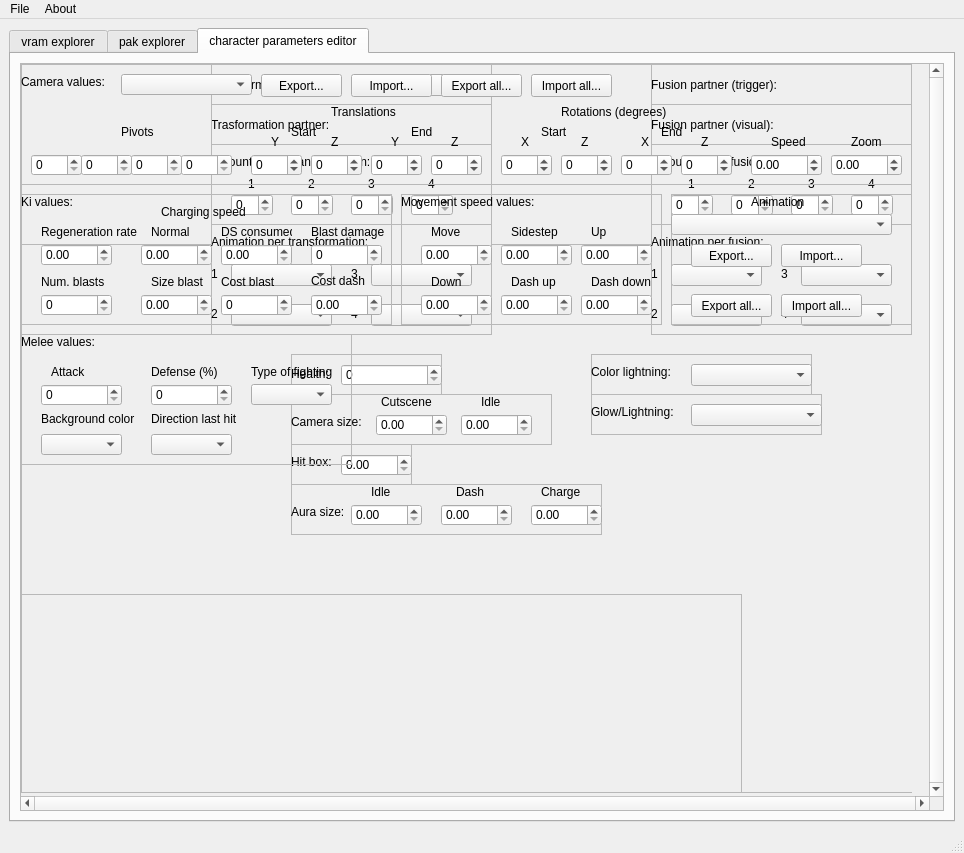
Above: lib/design/Raging_tools.ui from adsl14/Raging-tools before the change. Below: the same form after it.
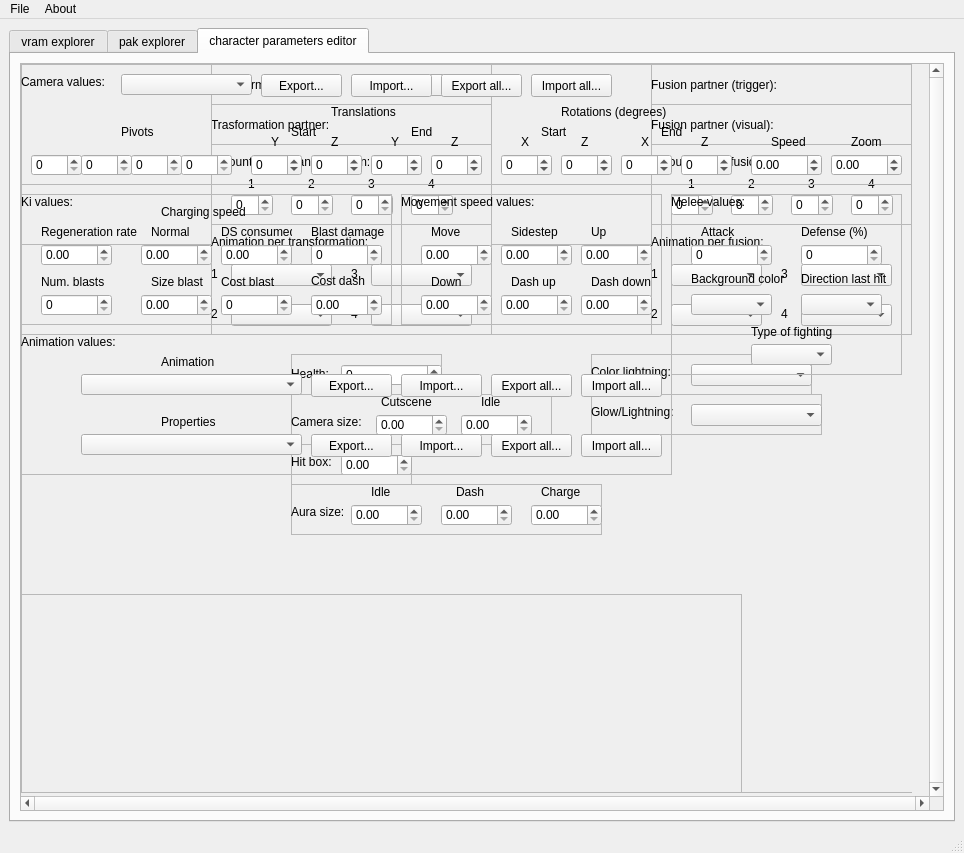
That is the form after the change. The open tabs and pages were chosen to show the change. Icons and pictures are not drawn.

Patch:
```diff
--- a/lib/design/Raging_tools.ui
+++ b/lib/design/Raging_tools.ui
@@ -4100,10 +4100,10 @@
             <widget class="QFrame" name="melee_values">
              <property name="geometry">
               <rect>
-               <x>0</x>
-               <y>270</y>
-               <width>331</width>
-               <height>131</height>
+               <x>650</x>
+               <y>130</y>
+               <width>231</width>
+               <height>181</height>
               </rect>
              </property>
              <property name="frameShape">
@@ -4213,8 +4213,8 @@
              <widget class="QLabel" name="type_fighting_text">
               <property name="geometry">
                <rect>
-                <x>230</x>
-                <y>30</y>
+                <x>80</x>
+                <y>130</y>
                 <width>91</width>
                 <height>16</height>
                </rect>
@@ -4229,8 +4229,8 @@
              <widget class="QComboBox" name="type_fighting_value">
               <property name="geometry">
                <rect>
-                <x>230</x>
-                <y>50</y>
+                <x>80</x>
+                <y>150</y>
                 <width>81</width>
                 <height>21</height>
                </rect>
@@ -5017,10 +5017,10 @@
             <widget class="QFrame" name="animation_values">
              <property name="geometry">
               <rect>
-               <x>650</x>
-               <y>130</y>
-               <width>241</width>
-               <height>131</height>
+               <x>0</x>
+               <y>270</y>
+               <width>651</width>
+               <height>141</height>
               </rect>
              </property>
              <property name="frameShape">
@@ -5029,24 +5029,24 @@
              <property name="frameShadow">
               <enum>QFrame::Raised</enum>
              </property>
-             <widget class="QLabel" name="animation_text">
+             <widget class="QLabel" name="animation_text_title">
               <property name="geometry">
                <rect>
-                <x>80</x>
+                <x>0</x>
                 <y>0</y>
-                <width>71</width>
+                <width>111</width>
                 <height>16</height>
                </rect>
               </property>
               <property name="text">
-               <string>Animation</string>
+               <string>Animation values:</string>
               </property>
              </widget>
              <widget class="QPushButton" name="exportAllAnimationButton">
               <property name="geometry">
                <rect>
-                <x>20</x>
-                <y>100</y>
+                <x>470</x>
+                <y>40</y>
                 <width>81</width>
                 <height>23</height>
                </rect>
@@ -5058,8 +5058,8 @@
              <widget class="QPushButton" name="importAllAnimationButton">
               <property name="geometry">
                <rect>
-                <x>110</x>
-                <y>100</y>
+                <x>560</x>
+                <y>40</y>
                 <width>81</width>
                 <height>23</height>
                </rect>
@@ -5071,8 +5071,8 @@
              <widget class="QPushButton" name="importAnimationButton">
               <property name="geometry">
                <rect>
-                <x>110</x>
-                <y>50</y>
+                <x>380</x>
+                <y>40</y>
                 <width>81</width>
                 <height>23</height>
                </rect>
@@ -5084,8 +5084,8 @@
              <widget class="QComboBox" name="animation_type">
               <property name="geometry">
                <rect>
-                <x>0</x>
-                <y>20</y>
+                <x>60</x>
+                <y>40</y>
                 <width>221</width>
                 <height>21</height>
                </rect>
@@ -5094,8 +5094,8 @@
              <widget class="QPushButton" name="exportAnimationButton">
               <property name="geometry">
                <rect>
-                <x>20</x>
-                <y>50</y>
+                <x>290</x>
+                <y>40</y>
                 <width>81</width>
                 <height>23</height>
                </rect>
@@ -5104,6 +5104,100 @@
                <string>Export...</string>
               </property>
              </widget>
+             <widget class="QLabel" name="animation_text">
+              <property name="geometry">
+               <rect>
+                <x>140</x>
+                <y>20</y>
+                <width>71</width>
+                <height>16</height>
+               </rect>
+              </property>
+              <property name="toolTip">
+               <string>&lt;html&gt;&lt;head/&gt;&lt;body&gt;&lt;p&gt;Holds the frames of the animation.&lt;/p&gt;&lt;/body&gt;&lt;/html&gt;</string>
+              </property>
+              <property name="text">
+               <string>Animation</string>
+              </property>
+             </widget>
+             <widget class="QPushButton" name="importAllAnimationPropertiesButton">
+              <property name="geometry">
+               <rect>
+                <x>560</x>
+                <y>100</y>
+                <width>81</width>
+                <height>23</height>
+               </rect>
+              </property>
+              <property name="text">
+               <string>Import all...</string>
+              </property>
+             </widget>
+             <widget class="QPushButton" name="exportAnimationPropertiesButton">
+              <property name="geometry">
+               <rect>
+                <x>290</x>
+                <y>100</y>
+                <width>81</width>
+                <height>23</height>
+               </rect>
+              </property>
+              <property name="text">
+               <string>Export...</string>
+              </property>
+             </widget>
+             <widget class="QComboBox" name="animation_properties">
+              <property name="geometry">
+               <rect>
+                <x>60</x>
+                <y>100</y>
+                <width>221</width>
+                <height>21</height>
+               </rect>
+              </property>
+             </widget>
+             <widget class="QLabel" name="animation_text_2">
+              <property name="geometry">
+               <rect>
+                <x>140</x>
+                <y>80</y>
+                <width>71</width>
+                <height>16</height>
+               </rect>
+              </property>
+              <property name="toolTip">
+               <string>&lt;html&gt;&lt;head/&gt;&lt;body&gt;&lt;p&gt;Holds the effects and keyframes for the animations.&lt;/p&gt;&lt;/body&gt;&lt;/html&gt;</string>
+              </property>
+              <property name="text">
+               <string>Properties</string>
+              </property>
+             </widget>
+             <widget class="QPushButton" name="exportAllAnimationPropertiesButton">
+              <property name="geometry">
+               <rect>
+                <x>470</x>
+                <y>100</y>
+                <width>81</width>
+                <height>23</height>
+               </rect>
+              </property>
+              <property name="text">
+               <string>Export all...</string>
+              </property>
+             </widget>
+             <widget class="QPushButton" name="importAnimationPropertiesButton">
+              <property name="geometry">
+               <rect>
+                <x>380</x>
+                <y>100</y>
+                <width>81</width>
+                <height>23</height>
+               </rect>
+              </property>
+              <property name="text">
+               <string>Import...</string>
+              </property>
+             </widget>
             </widget>
            </widget>
           </widget>
```
Left out of the diff: 3 changed lines with no effect on the pictures.
